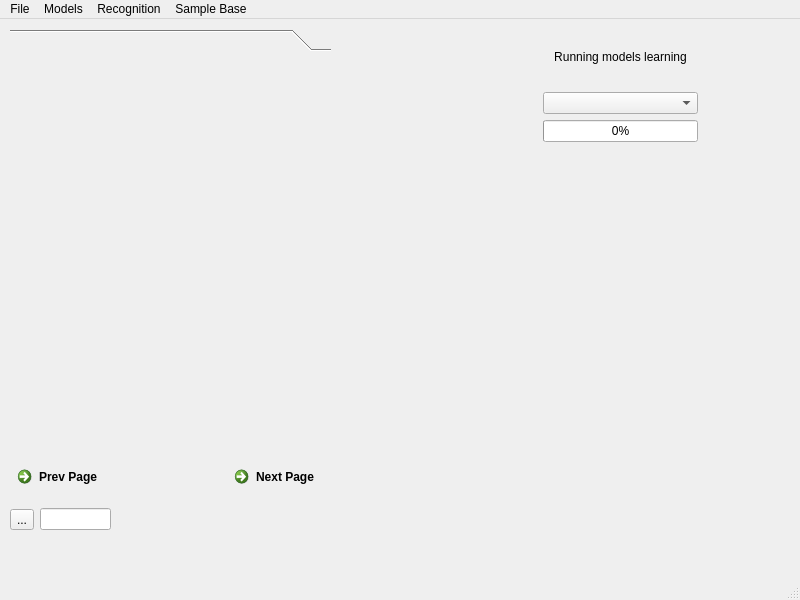
This is windows/MainWindow.ui in Erucolindo96/Native-Speaker as Qt 5 draws it before an edit. The edited form follows.
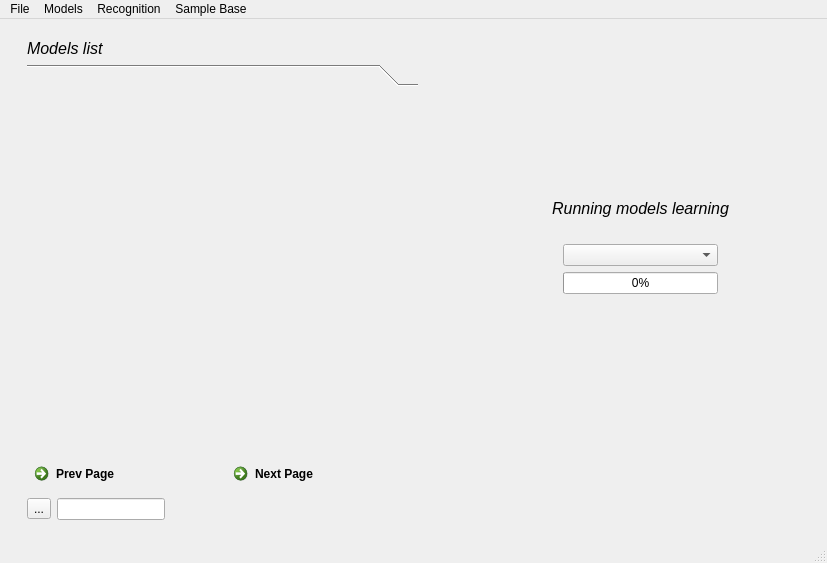
This is the edited form.

Diff of the .ui file:
```diff
--- a/windows/MainWindow.ui
+++ b/windows/MainWindow.ui
@@ -6,26 +6,95 @@
    <rect>
     <x>0</x>
     <y>0</y>
-    <width>800</width>
-    <height>600</height>
+    <width>827</width>
+    <height>563</height>
    </rect>
   </property>
   <property name="windowTitle">
    <string>MainWindow</string>
   </property>
   <widget class="QWidget" name="centralwidget">
-   <widget class="QWidget" name="verticalLayoutWidget_2">
+   <widget class="QWidget" name="gridLayoutWidget">
     <property name="geometry">
      <rect>
-      <x>10</x>
-      <y>440</y>
-      <width>428</width>
-      <height>80</height>
+      <x>480</x>
+      <y>160</y>
+      <width>321</width>
+      <height>115</height>
      </rect>
     </property>
+    <layout class="QGridLayout" name="gridLayout_learning_models">
+     <item row="0" column="0" colspan="4">
+      <widget class="QLabel" name="label_learning_models">
+       <property name="font">
+        <font>
+         <pointsize>12</pointsize>
+         <italic>true</italic>
+        </font>
+       </property>
+       <property name="text">
+        <string>Running models learning</string>
+       </property>
+       <property name="alignment">
+        <set>Qt::AlignCenter</set>
+       </property>
+      </widget>
+     </item>
+     <item row="1" column="1" colspan="2">
+      <widget class="QComboBox" name="comboBox_learning_models"/>
+     </item>
+     <item row="2" column="1" colspan="2">
+      <widget class="QProgressBar" name="progressBar">
+       <property name="value">
+        <number>0</number>
+       </property>
+      </widget>
+     </item>
+    </layout>
+   </widget>
+   <widget class="QWidget" name="gridLayoutWidget_3">
+    <property name="geometry">
+     <rect>
+      <x>27</x>
+      <y>20</y>
+      <width>391</width>
+      <height>481</height>
+     </rect>
+    </property>
+    <layout class="QGridLayout" name="gridLayout_2">
+     <item row="0" column="0">
+      <widget class="QLabel" name="label">
+       <property name="font">
+        <font>
+         <pointsize>12</pointsize>
+         <weight>50</weight>
+         <italic>true</italic>
+         <bold>false</bold>
+        </font>
+       </property>
+       <property name="text">
+        <string>Models list</string>
+       </property>
+       <property name="textFormat">
+        <enum>Qt::RichText</enum>
+       </property>
+       <property name="alignment">
+        <set>Qt::AlignLeading|Qt::AlignLeft|Qt::AlignVCenter</set>
+       </property>
+      </widget>
+     </item>
+     <item row="2" column="0">
+      <layout class="QGridLayout" name="gridLayout">
+       <item row="0" column="0">
     <layout class="QHBoxLayout" name="horizontalLayout">
      <item>
       <widget class="QCommandLinkButton" name="commandLinkButton_prev_models">
+           <property name="sizePolicy">
+            <sizepolicy hsizetype="Preferred" vsizetype="Minimum">
+             <horstretch>0</horstretch>
+             <verstretch>0</verstretch>
+            </sizepolicy>
+           </property>
        <property name="text">
         <string>Prev Page</string>
        </property>
@@ -33,22 +102,20 @@
      </item>
      <item>
       <widget class="QCommandLinkButton" name="commandLinkButton_next_models">
+           <property name="sizePolicy">
+            <sizepolicy hsizetype="Preferred" vsizetype="Minimum">
+             <horstretch>0</horstretch>
+             <verstretch>0</verstretch>
+            </sizepolicy>
+           </property>
        <property name="text">
         <string>Next Page</string>
        </property>
       </widget>
      </item>
     </layout>
-   </widget>
-   <widget class="QWidget" name="horizontalLayoutWidget">
-    <property name="geometry">
-     <rect>
-      <x>10</x>
-      <y>480</y>
-      <width>101</width>
-      <height>41</height>
-     </rect>
-    </property>
+       </item>
+       <item row="1" column="0">
     <layout class="QHBoxLayout" name="horizontalLayout_2">
      <item>
       <widget class="QToolButton" name="toolButton_refresh">
@@ -67,17 +134,51 @@
        </property>
       </widget>
      </item>
-    </layout>
-   </widget>
+         <item>
+          <spacer name="horizontalSpacer_3">
+           <property name="orientation">
+            <enum>Qt::Horizontal</enum>
+           </property>
+           <property name="sizeHint" stdset="0">
+            <size>
+             <width>40</width>
+             <height>20</height>
+            </size>
+           </property>
+          </spacer>
+         </item>
+         <item>
+          <spacer name="horizontalSpacer_2">
+           <property name="orientation">
+            <enum>Qt::Horizontal</enum>
+           </property>
+           <property name="sizeHint" stdset="0">
+            <size>
+             <width>40</width>
+             <height>20</height>
+            </size>
+           </property>
+          </spacer>
+         </item>
+         <item>
+          <spacer name="horizontalSpacer">
+           <property name="orientation">
+            <enum>Qt::Horizontal</enum>
+           </property>
+           <property name="sizeHint" stdset="0">
+            <size>
+             <width>40</width>
+             <height>20</height>
+            </size>
+           </property>
+          </spacer>
+         </item>
+        </layout>
+       </item>
+      </layout>
+     </item>
+     <item row="1" column="0">
    <widget class="QToolBox" name="models_list">
-    <property name="geometry">
-     <rect>
-      <x>10</x>
-      <y>10</y>
-      <width>321</width>
-      <height>421</height>
-     </rect>
-    </property>
     <property name="currentIndex">
      <number>0</number>
     </property>
@@ -89,8 +190,8 @@
       <rect>
        <x>0</x>
        <y>0</y>
-       <width>321</width>
-       <height>390</height>
+          <width>389</width>
+          <height>338</height>
       </rect>
      </property>
      <attribute name="label">
@@ -98,35 +199,6 @@
      </attribute>
     </widget>
    </widget>
-   <widget class="QWidget" name="gridLayoutWidget">
-    <property name="geometry">
-     <rect>
-      <x>460</x>
-      <y>8</y>
-      <width>321</width>
-      <height>115</height>
-     </rect>
-    </property>
-    <layout class="QGridLayout" name="gridLayout_learning_models">
-     <item row="0" column="0" colspan="4">
-      <widget class="QLabel" name="label_learning_models">
-       <property name="text">
-        <string>Running models learning</string>
-       </property>
-       <property name="alignment">
-        <set>Qt::AlignCenter</set>
-       </property>
-      </widget>
-     </item>
-     <item row="1" column="1" colspan="2">
-      <widget class="QComboBox" name="comboBox_learning_models"/>
-     </item>
-     <item row="2" column="1" colspan="2">
-      <widget class="QProgressBar" name="progressBar">
-       <property name="value">
-        <number>0</number>
-       </property>
-      </widget>
      </item>
     </layout>
    </widget>
@@ -136,7 +208,7 @@
     <rect>
      <x>0</x>
      <y>0</y>
-     <width>800</width>
+     <width>827</width>
      <height>27</height>
     </rect>
    </property>
```
Left out of the diff: 2 changed lines with no effect on the pictures. Lines whose indentation alone changed are shown as unchanged.
